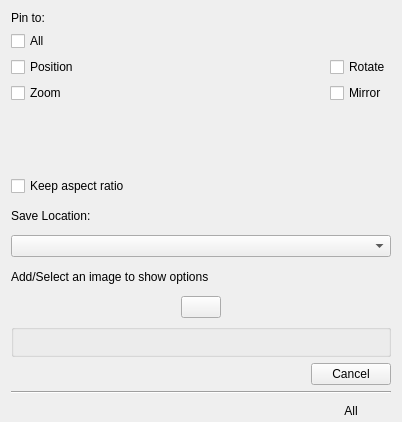
This is plugins/tools/defaulttool/referenceimagestool/WdgToolOptions.ui in KDE/krita as Qt 5 draws it before an edit. The edited form follows.
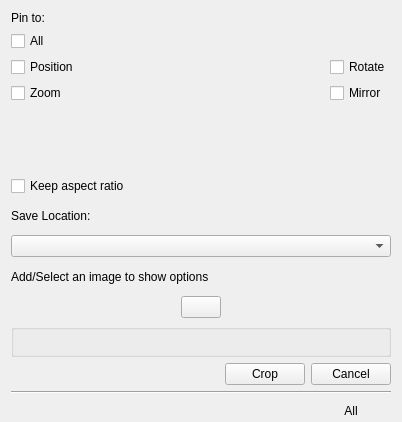
This is the edited form. Custom widgets are drawn as their Qt base class.

Commit message: Improve crop UI & some cody style changes

What changed in the file:
```diff
--- a/plugins/tools/defaulttool/referenceimagestool/WdgToolOptions.ui
+++ b/plugins/tools/defaulttool/referenceimagestool/WdgToolOptions.ui
@@ -150,7 +150,7 @@
      <item>
       <layout class="QGridLayout" name="gridLayout_7">
        <item row="0" column="1">
-        <widget class="QPushButton" name="bnCrop">
+        <widget class="QPushButton" name="bnActivateCrop">
          <property name="text">
           <string/>
          </property>
@@ -220,13 +220,20 @@
          </property>
         </spacer>
        </item>
-       <item row="0" column="1">
+       <item row="0" column="2">
         <widget class="QPushButton" name="bnCancel">
          <property name="text">
           <string>Cancel</string>
          </property>
         </widget>
        </item>
+       <item row="0" column="1">
+        <widget class="QPushButton" name="bnCrop">
+         <property name="text">
+          <string>Crop</string>
+         </property>
+        </widget>
+       </item>
       </layout>
      </item>
     </layout>
```
The commit also changes 6 other files.
